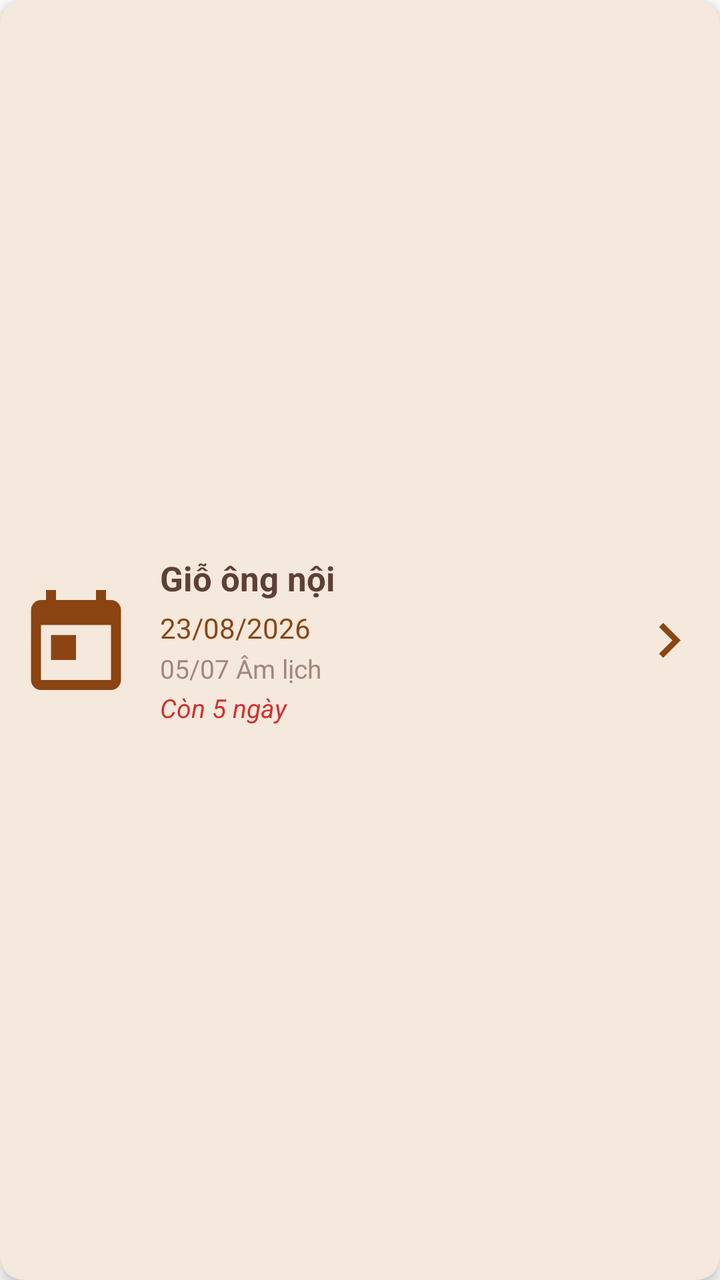
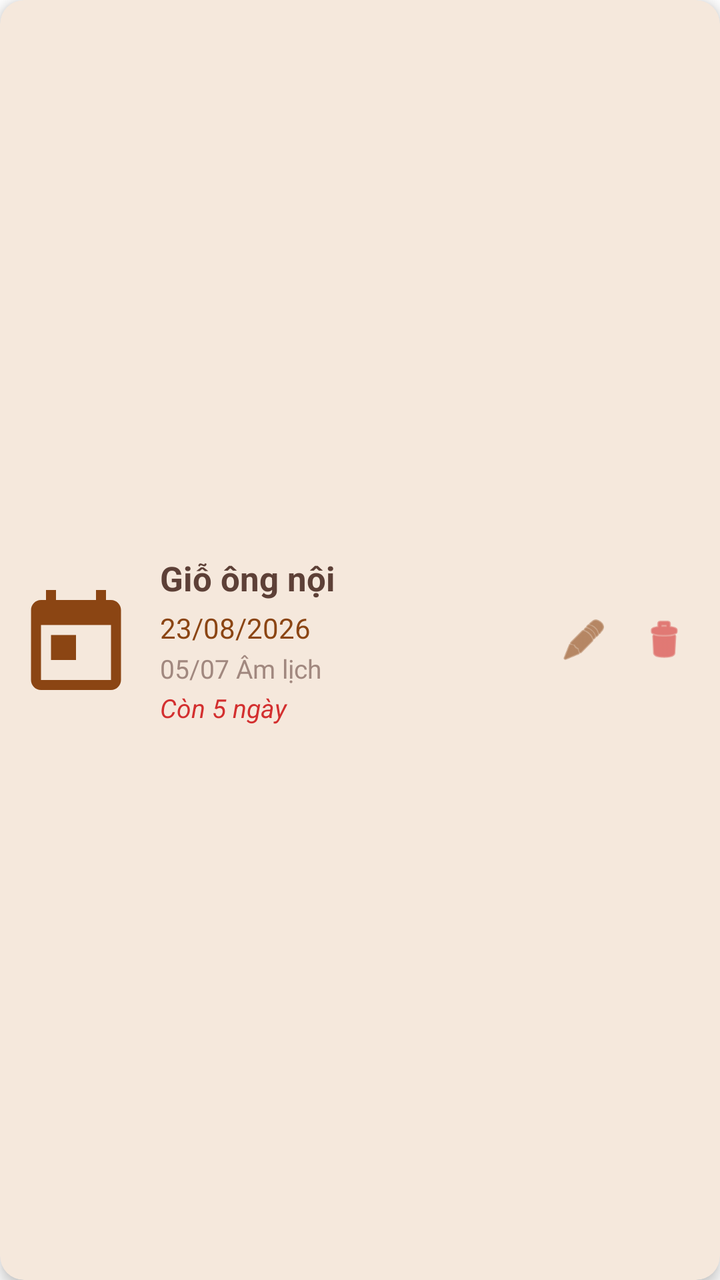

Screens rendered from an Android XML layout before and after an edit, with the pre-edit source and the edit as a unified diff.
<!-- AndroidManifest.xml: application theme Theme.ThapHuongGiaTien -->
<!-- res/layout/item_home_event.xml -->
<?xml version="1.0" encoding="utf-8"?>
<androidx.cardview.widget.CardView xmlns:android="http://schemas.android.com/apk/res/android"
    xmlns:app="http://schemas.android.com/apk/res-auto"
    android:layout_width="match_parent"
    android:layout_height="wrap_content"
    app:cardBackgroundColor="#F5E8DC"
    app:cardCornerRadius="12dp"
    android:layout_marginBottom="6dp"
    app:cardElevation="4dp">
    <androidx.constraintlayout.widget.ConstraintLayout
        android:layout_width="match_parent"
        android:layout_height="match_parent"
        android:padding="8dp">
        <ImageView
            android:id="@+id/imgEventIcon"
            android:layout_width="60dp"
            android:layout_height="60dp"
            android:src="@drawable/ic_event_placeholder"
            android:contentDescription="@null"
            app:tint="#8B4513"
            app:layout_constraintBottom_toBottomOf="parent"
            app:layout_constraintStart_toStartOf="parent"
            app:layout_constraintTop_toTopOf="parent" />
        <LinearLayout
            android:id="@+id/layoutEventContent"
            android:layout_width="0dp"
            android:layout_height="wrap_content"
            android:layout_marginStart="12dp"
            android:orientation="vertical"
            app:layout_constraintBottom_toBottomOf="parent"
            app:layout_constraintEnd_toStartOf="@id/imgEventArrow"
            app:layout_constraintStart_toEndOf="@id/imgEventIcon"
            app:layout_constraintTop_toTopOf="parent">
            <TextView
                android:id="@+id/txtEventName"
                android:layout_width="match_parent"
                android:layout_height="wrap_content"
                android:text="Giỗ ông nội"
                android:textColor="#5D4037"
                android:textSize="17sp"
                android:textStyle="bold" />
            <TextView
                android:id="@+id/txtSolarDate"
                android:layout_width="match_parent"
                android:layout_height="wrap_content"
                android:layout_marginTop="4dp"
                android:text="23/08/2026"
                android:textColor="#8B4513"
                android:textSize="14sp" />
            <TextView
                android:id="@+id/txtLunarDate"
                android:layout_width="match_parent"
                android:layout_height="wrap_content"
                android:layout_marginTop="2dp"
                android:text="05/07 Âm lịch"
                android:textColor="#A1887F"
                android:textSize="13sp" />
            <TextView
                android:id="@+id/txtStatus"
                android:layout_width="match_parent"
                android:layout_height="wrap_content"
                android:layout_marginTop="2dp"
                android:text="Còn 5 ngày"
                android:textColor="#D32F2F"
                android:textSize="13sp"
                android:textStyle="italic" />
        </LinearLayout>
        <ImageView
            android:id="@+id/imgEventArrow"
            android:layout_width="35dp"
            android:layout_height="match_parent"
            android:src="@drawable/ic_arrow_right"
            android:contentDescription="@null"
            app:tint="#8B4513"
            app:layout_constraintBottom_toBottomOf="parent"
            app:layout_constraintEnd_toEndOf="parent"
            app:layout_constraintTop_toTopOf="parent" />
    </androidx.constraintlayout.widget.ConstraintLayout>
</androidx.cardview.widget.CardView>
<!-- resources referenced by this layout -->
<resources>
  <!-- drawable ic_arrow_right (drawable) -->
  <vector xmlns:android="http://schemas.android.com/apk/res/android"
      android:width="24dp"
      android:height="24dp"
      android:viewportWidth="24"
      android:viewportHeight="24">
      <path
          android:fillColor="#FF000000"
          android:pathData="M8.59,16.59L13.17,12L8.59,7.41L10,6l6,6l-6,6L8.59,16.59z" />
  </vector>
  <!-- drawable ic_event_placeholder (drawable) -->
  <vector xmlns:android="http://schemas.android.com/apk/res/android"
      android:width="24dp"
      android:height="24dp"
      android:viewportWidth="24"
      android:viewportHeight="24">
      <path
          android:fillColor="#FF000000"
          android:pathData="M19,4h-1L18,2h-2v2L8,4L8,2L6,2v2L5,4c-1.11,0 -1.99,0.9 -1.99,2L3,20c0,1.1 0.89,2 2,2h14c1.1,0 2,-0.9 2,-2L21,6c0,-1.1 -0.9,-2 -2,-2zM19,20L5,20L5,9h14v11zM7,11h5v5L7,16z" />
  </vector>
  <style name="Theme.ThapHuongGiaTien" parent="Theme.MaterialComponents.DayNight.NoActionBar">
          
          <item name="colorPrimary">@color/purple_500</item>
          <item name="colorPrimaryVariant">@color/purple_700</item>
          <item name="colorOnPrimary">@color/white</item>
          
          <item name="colorSecondary">@color/teal_200</item>
          <item name="colorSecondaryVariant">@color/teal_700</item>
          <item name="colorOnSecondary">@color/black</item>
          
          <item name="android:statusBarColor">@color/white</item>
          <item name="android:windowLightStatusBar">true</item>
          
      </style>
  <color name="purple_500">#FF6200EE</color>
  <color name="purple_700">#FF3700B3</color>
  <color name="white">#FFFFFFFF</color>
  <color name="teal_200">#FF03DAC5</color>
  <color name="teal_700">#FF018786</color>
  <color name="black">#FF000000</color>
</resources>

<!-- the commit's change to res/layout/item_home_event.xml (unified diff, before → after) -->
@@ -28,7 +28,7 @@
             android:layout_marginStart="12dp"
             android:orientation="vertical"
             app:layout_constraintBottom_toBottomOf="parent"
-            app:layout_constraintEnd_toStartOf="@id/imgEventArrow"
+            app:layout_constraintEnd_toStartOf="@id/layoutActions"
             app:layout_constraintStart_toEndOf="@id/imgEventIcon"
             app:layout_constraintTop_toTopOf="parent">
             <TextView
@@ -65,15 +65,32 @@
                 android:textSize="13sp"
                 android:textStyle="italic" />
         </LinearLayout>
-        <ImageView
-            android:id="@+id/imgEventArrow"
-            android:layout_width="35dp"
-            android:layout_height="match_parent"
-            android:src="@drawable/ic_arrow_right"
-            android:contentDescription="@null"
-            app:tint="#8B4513"
+        <LinearLayout
+            android:id="@+id/layoutActions"
+            android:layout_width="wrap_content"
+            android:layout_height="wrap_content"
+            android:orientation="horizontal"
             app:layout_constraintBottom_toBottomOf="parent"
             app:layout_constraintEnd_toEndOf="parent"
-            app:layout_constraintTop_toTopOf="parent" />
+            app:layout_constraintTop_toTopOf="parent">
+
+            <ImageView
+                android:id="@+id/btnEdit"
+                android:layout_width="40dp"
+                android:layout_height="40dp"
+                android:padding="8dp"
+                android:src="@android:drawable/ic_menu_edit"
+                android:contentDescription="Sửa"
+                app:tint="#8B4513" />
+
+            <ImageView
+                android:id="@+id/btnDelete"
+                android:layout_width="40dp"
+                android:layout_height="40dp"
+                android:padding="8dp"
+                android:src="@android:drawable/ic_menu_delete"
+                android:contentDescription="Xoá"
+                app:tint="#D32F2F" />
+        </LinearLayout>
     </androidx.constraintlayout.widget.ConstraintLayout>
 </androidx.cardview.widget.CardView>
<!-- resource entries referenced after the edit -->
@@ -1,15 +1,5 @@
 <!-- resources referenced by this layout -->
 <resources>
-  <!-- drawable ic_arrow_right (drawable) -->
-  <vector xmlns:android="http://schemas.android.com/apk/res/android"
-      android:width="24dp"
-      android:height="24dp"
-      android:viewportWidth="24"
-      android:viewportHeight="24">
-      <path
-          android:fillColor="#FF000000"
-          android:pathData="M8.59,16.59L13.17,12L8.59,7.41L10,6l6,6l-6,6L8.59,16.59z" />
-  </vector>
   <!-- drawable ic_event_placeholder (drawable) -->
   <vector xmlns:android="http://schemas.android.com/apk/res/android"
       android:width="24dp"
